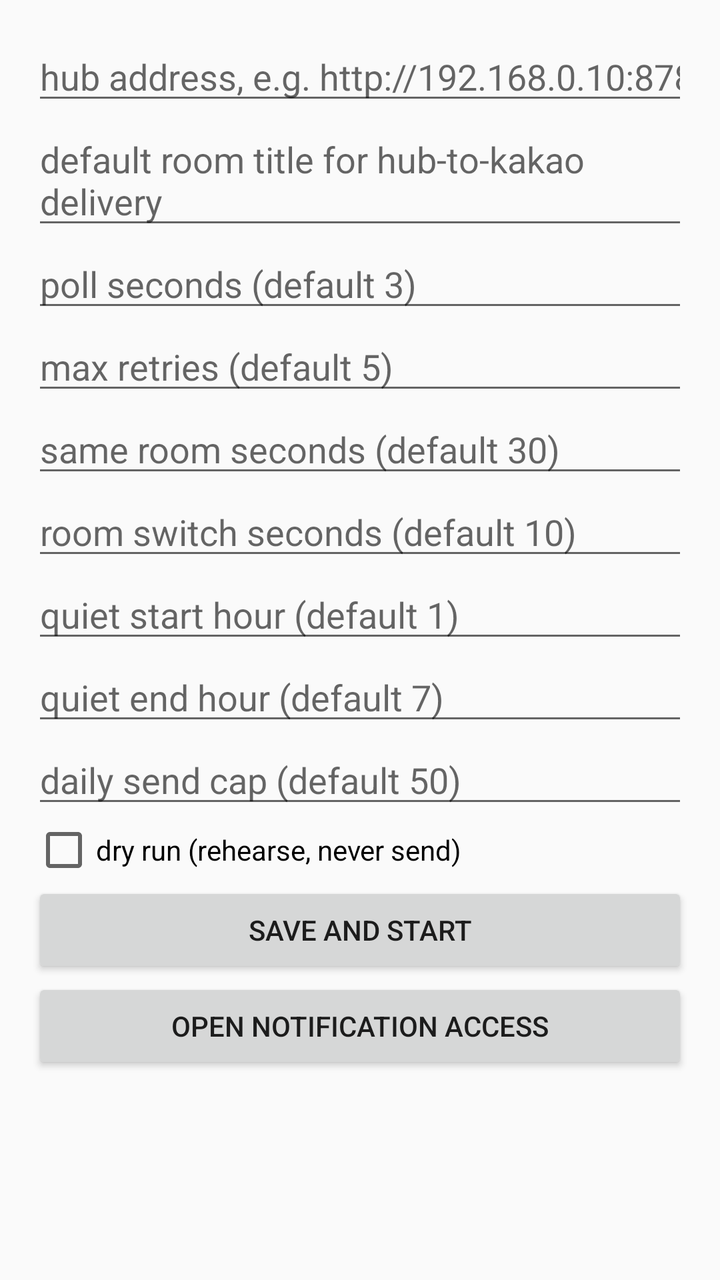
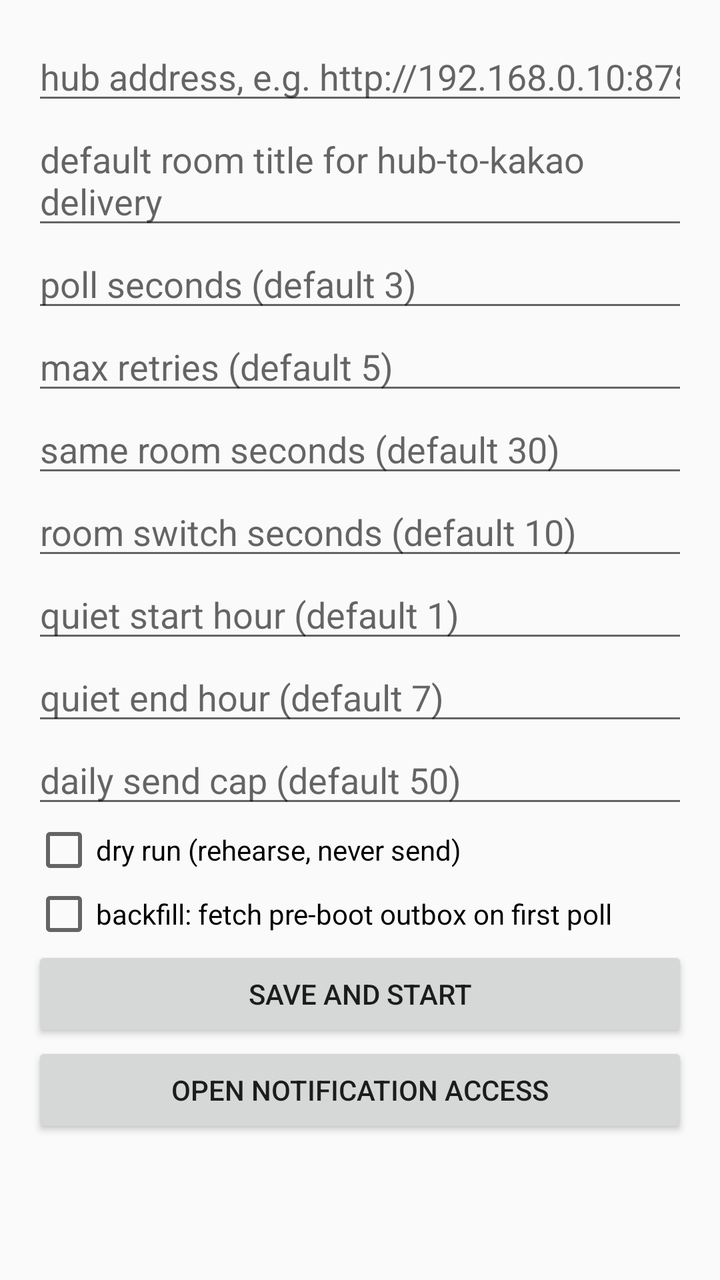

Two renders of the same Android screen: before a commit and after it. Below are the layout's source before the change and the commit's diff.
<!-- AndroidManifest.xml: application theme Theme.AppCompat.Light.NoActionBar -->
<!-- res/layout/activity_main.xml -->
<?xml version="1.0" encoding="utf-8"?>
<LinearLayout xmlns:android="http://schemas.android.com/apk/res/android"
    android:orientation="vertical"
    android:padding="16dp"
    android:layout_width="match_parent"
    android:layout_height="match_parent">

    <EditText
        android:id="@+id/baseUrl"
        android:hint="hub address, e.g. http://192.168.0.10:8787"
        android:inputType="textUri"
        android:layout_width="match_parent"
        android:layout_height="wrap_content" />

    <EditText
        android:id="@+id/defaultRoom"
        android:hint="default room title for hub-to-kakao delivery"
        android:layout_width="match_parent"
        android:layout_height="wrap_content" />

    <EditText
        android:id="@+id/pollSecs"
        android:hint="poll seconds (default 3)"
        android:inputType="number"
        android:layout_width="match_parent"
        android:layout_height="wrap_content" />

    <EditText
        android:id="@+id/maxRetry"
        android:hint="max retries (default 5)"
        android:inputType="number"
        android:layout_width="match_parent"
        android:layout_height="wrap_content" />

    <EditText
        android:id="@+id/sameRoomSecs"
        android:hint="same room seconds (default 30)"
        android:inputType="number"
        android:layout_width="match_parent"
        android:layout_height="wrap_content" />

    <EditText
        android:id="@+id/roomSwitchSecs"
        android:hint="room switch seconds (default 10)"
        android:inputType="number"
        android:layout_width="match_parent"
        android:layout_height="wrap_content" />

    <EditText
        android:id="@+id/quietStart"
        android:hint="quiet start hour (default 1)"
        android:inputType="number"
        android:layout_width="match_parent"
        android:layout_height="wrap_content" />

    <EditText
        android:id="@+id/quietEnd"
        android:hint="quiet end hour (default 7)"
        android:inputType="number"
        android:layout_width="match_parent"
        android:layout_height="wrap_content" />

    <EditText
        android:id="@+id/dailyCap"
        android:hint="daily send cap (default 50)"
        android:inputType="number"
        android:layout_width="match_parent"
        android:layout_height="wrap_content" />

    <CheckBox
        android:id="@+id/dryRun"
        android:text="dry run (rehearse, never send)"
        android:layout_width="match_parent"
        android:layout_height="wrap_content" />

    <Button
        android:id="@+id/save"
        android:text="Save and start"
        android:layout_width="match_parent"
        android:layout_height="wrap_content" />

    <Button
        android:id="@+id/openAccess"
        android:text="Open notification access"
        android:layout_width="match_parent"
        android:layout_height="wrap_content" />

    <TextView
        android:id="@+id/status"
        android:layout_width="match_parent"
        android:layout_height="wrap_content" />
</LinearLayout>
<!-- resources referenced by this layout -->
<resources>

</resources>

<!-- the commit's change to res/layout/activity_main.xml (unified diff, before → after) -->
@@ -73,6 +73,12 @@
         android:layout_width="match_parent"
         android:layout_height="wrap_content" />
 
+    <CheckBox
+        android:id="@+id/allowBackfill"
+        android:text="backfill: fetch pre-boot outbox on first poll"
+        android:layout_width="match_parent"
+        android:layout_height="wrap_content" />
+
     <Button
         android:id="@+id/save"
         android:text="Save and start"
